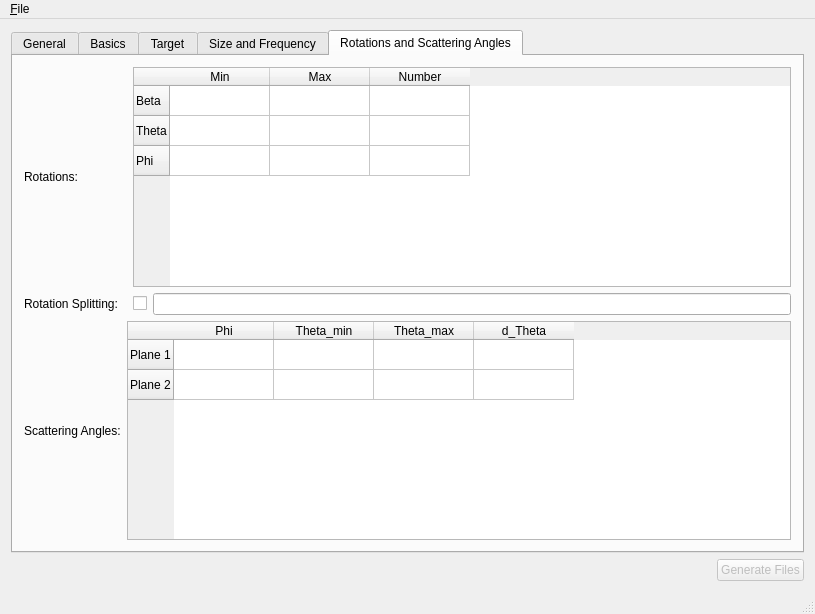
This is rtmath/rtmath-apps/ddscat-genparams-qt/frmmain.ui in rhoneyager/rtmath as Qt 5 draws it before an edit. The edited form follows.
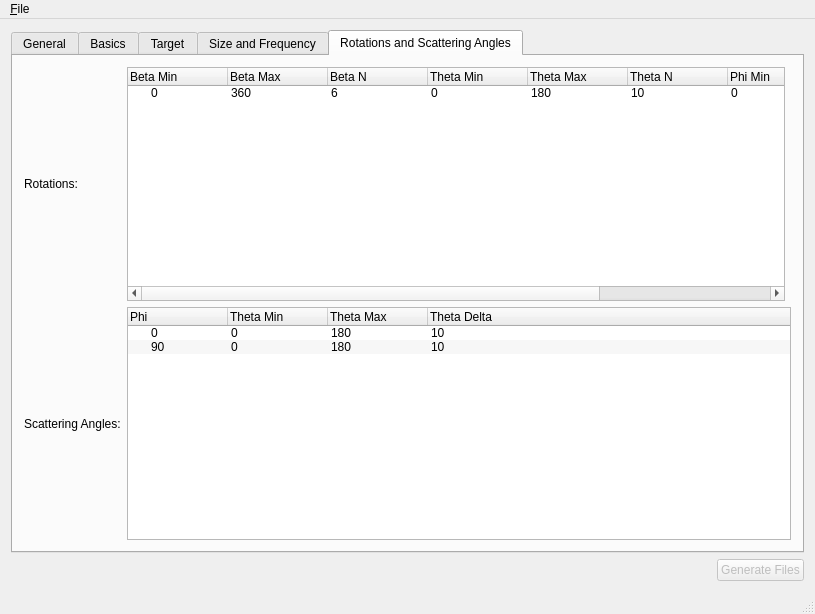
This is the edited form. The open tabs and pages were chosen to show the change.

Patch:
```diff
--- a/rtmath/rtmath-apps/ddscat-genparams-qt/frmmain.ui
+++ b/rtmath/rtmath-apps/ddscat-genparams-qt/frmmain.ui
@@ -924,98 +924,114 @@
           </property>
          </widget>
         </item>
-        <item row="0" column="2">
-         <widget class="QTableWidget" name="tableWidget">
-          <property name="acceptDrops">
-           <bool>false</bool>
-          </property>
-          <property name="dragEnabled">
-           <bool>false</bool>
-          </property>
-          <property name="dragDropMode">
-           <enum>QAbstractItemView::NoDragDrop</enum>
-          </property>
-          <property name="defaultDropAction">
-           <enum>Qt::IgnoreAction</enum>
-          </property>
-          <property name="rowCount">
-           <number>3</number>
-          </property>
-          <property name="columnCount">
-           <number>3</number>
-          </property>
-          <row>
-           <property name="text">
-            <string>Beta</string>
-           </property>
-          </row>
-          <row>
-           <property name="text">
-            <string>Theta</string>
-           </property>
-          </row>
-          <row>
-           <property name="text">
-            <string>Phi</string>
-           </property>
-          </row>
-          <column>
-           <property name="text">
-            <string>Min</string>
-           </property>
-          </column>
-          <column>
-           <property name="text">
-            <string>Max</string>
-           </property>
-          </column>
-          <column>
-           <property name="text">
-            <string>Number</string>
-           </property>
-          </column>
-         </widget>
-        </item>
-        <item row="1" column="0" colspan="2">
-         <widget class="QLabel" name="label_36">
-          <property name="text">
-           <string>Rotation Splitting:</string>
-          </property>
-         </widget>
-        </item>
-        <item row="1" column="2">
-         <layout class="QHBoxLayout" name="horizontalLayout_13">
-          <item>
-           <widget class="QCheckBox" name="checkBox">
-            <property name="text">
-             <string/>
-            </property>
-           </widget>
-          </item>
-          <item>
-           <widget class="QLineEdit" name="lineEdit"/>
-          </item>
-         </layout>
-        </item>
-        <item row="2" column="0">
+        <item row="1" column="0">
          <widget class="QLabel" name="label_35">
           <property name="text">
            <string>Scattering Angles:</string>
           </property>
          </widget>
         </item>
-        <item row="2" column="1" colspan="2">
-         <widget class="QTableWidget" name="tableWidget_2">
-          <row>
+        <item row="0" column="1">
+         <widget class="QTreeWidget" name="treeRots">
+          <property name="contextMenuPolicy">
+           <enum>Qt::CustomContextMenu</enum>
+          </property>
+          <property name="statusTip">
+           <string>Specify rotations. Each row is a separate set of runs.</string>
+          </property>
+          <property name="selectionMode">
+           <enum>QAbstractItemView::ExtendedSelection</enum>
+          </property>
+          <column>
            <property name="text">
-            <string>Plane 1</string>
+            <string>Beta Min</string>
            </property>
-          </row>
-          <row>
+          </column>
+          <column>
            <property name="text">
-            <string>Plane 2</string>
+            <string>Beta Max</string>
            </property>
-          </row>
+          </column>
+          <column>
+           <property name="text">
+            <string>Beta N</string>
+           </property>
+          </column>
+          <column>
+           <property name="text">
+            <string>Theta Min</string>
+           </property>
+          </column>
+          <column>
+           <property name="text">
+            <string>Theta Max</string>
+           </property>
+          </column>
+          <column>
+           <property name="text">
+            <string>Theta N</string>
+           </property>
+          </column>
+          <column>
+           <property name="text">
+            <string>Phi Min</string>
+           </property>
+          </column>
+          <column>
+           <property name="text">
+            <string>Phi Max</string>
+           </property>
+          </column>
+          <column>
+           <property name="text">
+            <string>Phi N</string>
+           </property>
+          </column>
+          <item>
+           <property name="text">
+            <string>0</string>
+           </property>
+           <property name="text">
+            <string>360</string>
+           </property>
+           <property name="text">
+            <string>6</string>
+           </property>
+           <property name="text">
+            <string>0</string>
+           </property>
+           <property name="text">
+            <string>180</string>
+           </property>
+           <property name="text">
+            <string>10</string>
+           </property>
+           <property name="text">
+            <string>0</string>
+           </property>
+           <property name="text">
+            <string>360</string>
+           </property>
+           <property name="text">
+            <string>6</string>
+           </property>
+          </item>
+         </widget>
+        </item>
+        <item row="1" column="1" colspan="2">
+         <widget class="QTreeWidget" name="treeScattAngles">
+          <property name="contextMenuPolicy">
+           <enum>Qt::CustomContextMenu</enum>
+          </property>
+          <property name="statusTip">
+           <string>Specify scattering angles. Used across all generated files.</string>
+          </property>
+          <property name="alternatingRowColors">
+           <bool>true</bool>
+          </property>
+          <property name="selectionMode">
+           <enum>QAbstractItemView::ExtendedSelection</enum>
+          </property>
           <column>
            <property name="text">
             <string>Phi</string>
@@ -1023,25 +1039,45 @@
           </column>
           <column>
            <property name="text">
-            <string>Theta_min</string>
+            <string>Theta Min</string>
            </property>
           </column>
           <column>
            <property name="text">
-            <string>Theta_max</string>
+            <string>Theta Max</string>
            </property>
           </column>
           <column>
            <property name="text">
-            <string>d_Theta</string>
+            <string>Theta Delta</string>
            </property>
           </column>
-          <item row="0" column="0">
+          <item>
            <property name="text">
-            <string/>
+            <string>0</string>
            </property>
-           <property name="checkState">
-            <enum>Unchecked</enum>
+           <property name="text">
+            <string>0</string>
+           </property>
+           <property name="text">
+            <string>180</string>
+           </property>
+           <property name="text">
+            <string>10</string>
+           </property>
+          </item>
+          <item>
+           <property name="text">
+            <string>90</string>
+           </property>
+           <property name="text">
+            <string>0</string>
+           </property>
+           <property name="text">
+            <string>180</string>
+           </property>
+           <property name="text">
+            <string>10</string>
            </property>
           </item>
          </widget>
```
Left out of the diff: 410 changed lines with no effect on the pictures.
